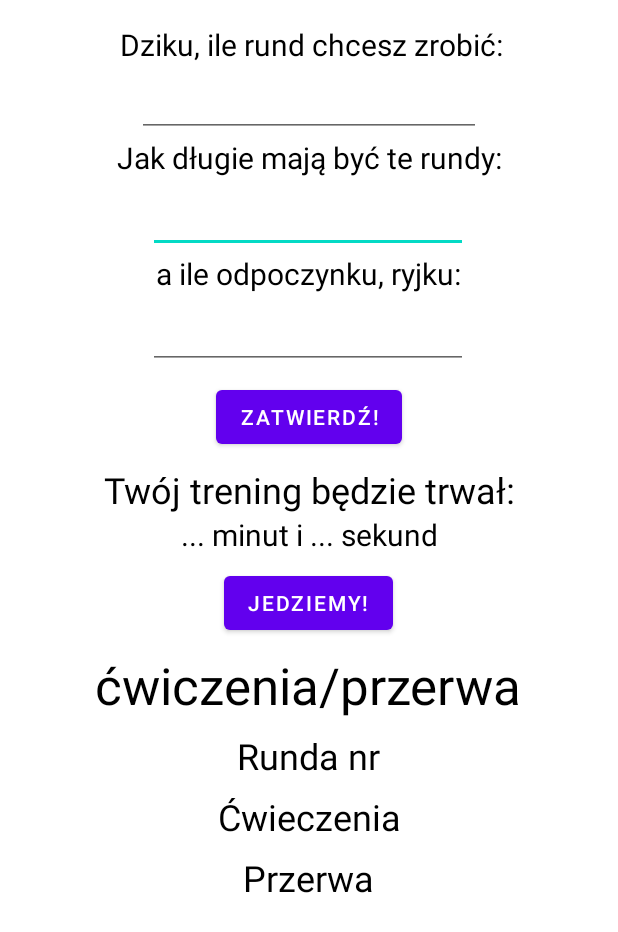
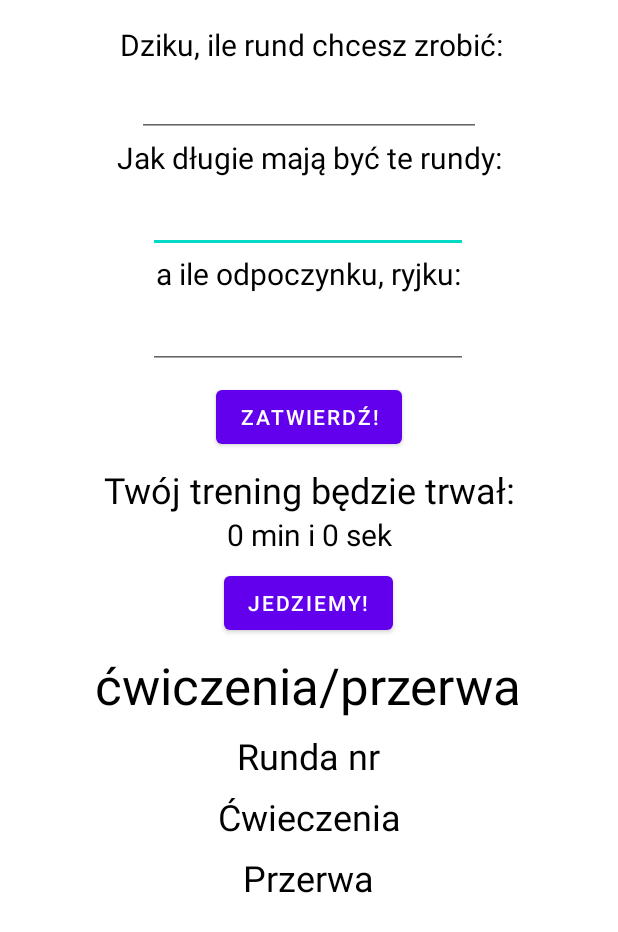
Before and after one commit to wszymon/Chudnij-dziku-, an Android app: the IntervalsActivity screen opened directly, with no data from a screen before it, after a tap on "ZATWIERDŹ!", on a phone screen of 412 x 824 dp. Shown: the top 932 px of the screen. Run offline under Robolectric (Android 15) with nearby library versions, the phone set to English and light mode, and no system bars; 3 statements that could not run were skipped.

Commit message:
fix some staff but its still not working right. Numbers are not refreshing

```diff
--- a/app/src/main/java/com/example/chudnijdziku/IntervalsActivity.java
+++ b/app/src/main/java/com/example/chudnijdziku/IntervalsActivity.java
@@ -1,4 +1,6 @@
 package com.example.chudnijdziku;
+
+import static java.util.concurrent.TimeUnit.*;
 
 import android.os.Bundle;
 import android.view.View;
@@ -14,7 +16,7 @@ public class IntervalsActivity extends MainActivity {
     private int roundTime;
     private int breakTime;
     private int roundsNumber;
-    private TextView sumTimeTextView, roundBreakTextView, currentRoundTextView, currentIntervaTextView, currentBreakTextView;
+    private TextView sumTimeTextView, roundBreakTextView, currentRoundTextView, currentIntervalTextView, currentBreakTextView;
     private EditText roundTimeEditText, breakTimeEditText, roundsNumEditText;
     private Button confirmButton, startIntervalsButton;
 
@@ -24,10 +26,11 @@ public class IntervalsActivity extends MainActivity {
     protected void onCreate(Bundle savedInstanceState) {
         super.onCreate(savedInstanceState);
         setContentView(R.layout.activity_intervals);
-        //ConfirmIntervalsProperties();
+        ConfirmIntervalsProperties();
+        startIntervals();
     }
 
-    public void ConfirmIntervalsProperties(View v){
+    public void ConfirmIntervalsProperties(){
         //picking layout views
         roundTimeEditText = (EditText)findViewById(R.id.roundTimeEditText);
         breakTimeEditText = (EditText)findViewById(R.id.breakTimeEditText);
@@ -52,30 +55,30 @@ public class IntervalsActivity extends MainActivity {
         sumTimeTextView.setText(minutes +" min i " + sec + " sek");
     }
 
-    public void startIntervals(View v){
+    public void startIntervals(){
         roundBreakTextView = (TextView)findViewById(R.id.roundBreakTextView);
         currentRoundTextView = (TextView)findViewById(R.id.currentRoundTextView);
-        currentIntervaTextView = (TextView)findViewById(R.id.currentIntervalTextView);
+        currentIntervalTextView = (TextView)findViewById(R.id.currentIntervalTextView);
         currentBreakTextView = (TextView)findViewById(R.id.currentBreakTextView);
 
         startIntervalsButton = (Button)findViewById(R.id.startIntervalButton);
         startIntervalsButton.setOnClickListener(new View.OnClickListener() {
             @Override
             public void onClick(View view) {
-                for(int i = 5; i >= 1; i--){        //begining descend counting loop, just for preparation
+                /*for(int i = 5; i >= 1; i--){        //begining descend counting loop, just for preparation
                     Toast.makeText(getApplicationContext(),i,Toast.LENGTH_SHORT).show();
                     try {
-                        TimeUnit.SECONDS.sleep(1);
+                        Thread.sleep(1000);
                     } catch (InterruptedException e) {
                         e.printStackTrace();
                     }
-                }
+                }*/
                 for(int i = 1; i <= roundsNumber; i++){ //round number
                     roundBreakTextView.setText("Praca, praca...");  //shows that it is workout time
-                    currentRoundTextView.setText(i);       //shows current round number
+                    currentRoundTextView.setText(i+"");       //shows current round number
 
                     for(int j = roundTime; j >= 0; j--){    //counting round time descend til 0
-                        currentIntervaTextView.setText(j);
+                        currentIntervalTextView.setText(j+"");
                         try {
                             TimeUnit.SECONDS.sleep(1);
                         } catch (InterruptedException e) {
@@ -84,7 +87,7 @@ public class IntervalsActivity extends MainActivity {
                     }
                     roundBreakTextView.setText("Przerwa, milordzie :)"); //shows that it is break time
                     for(int j = breakTime; j >= 0; j--){
-                        breakTimeEditText.setText(j);
+                        currentBreakTextView.setText(j+"");
                         try {
                             TimeUnit.SECONDS.sleep(1);
                         } catch (InterruptedException e) {
@@ -93,6 +96,10 @@ public class IntervalsActivity extends MainActivity {
                     }
 
                 }
+                Toast.makeText(getApplicationContext(),"Gratuluję\nukończenia\ntreningu :D",Toast.LENGTH_LONG).show();
+                //int k = 20;
+                //currentRoundTextView.setText(k + "");       //shows current round number
+                //Toast.makeText(getApplicationContext(),"Click",Toast.LENGTH_SHORT).show();
             }
         });
     }
```
